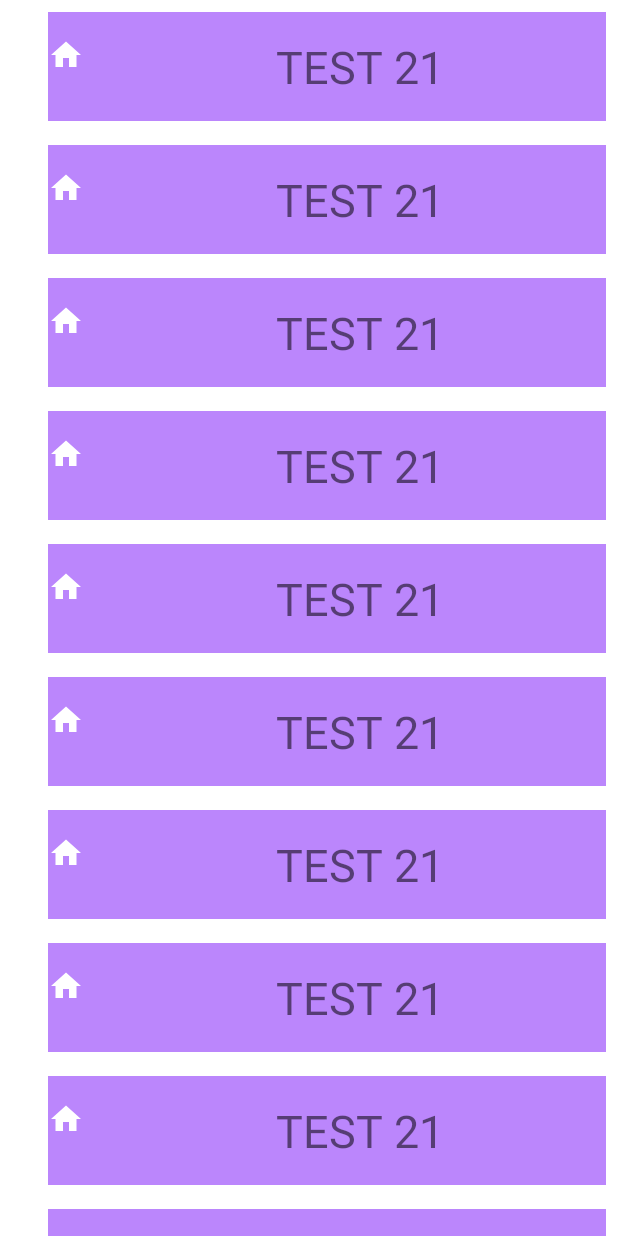
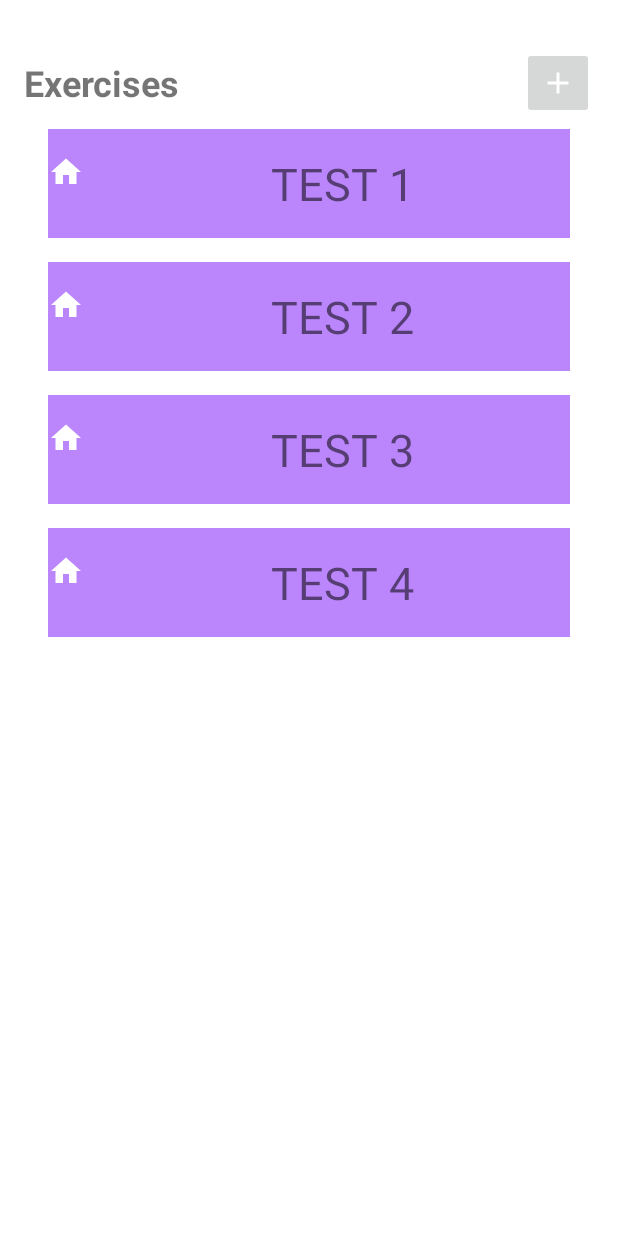
Before and after one commit to khodchenko/FitProject, an Android app: the AddExerciseActivity screen opened directly, with no data from a screen before it, on a phone screen of 412 x 824 dp. Run offline under Robolectric (Android 15) with nearby library versions, the phone set to English and light mode, and no system bars.

```diff
--- a/app/src/main/java/com/example/fitproject/AddExerciseActivity.kt
+++ b/app/src/main/java/com/example/fitproject/AddExerciseActivity.kt
@@ -2,29 +2,36 @@ package com.example.fitproject
 
 import androidx.appcompat.app.AppCompatActivity
 import android.os.Bundle
+import android.widget.ImageButton
+import androidx.fragment.app.DialogFragment
 
 import androidx.recyclerview.widget.LinearLayoutManager
 import androidx.recyclerview.widget.RecyclerView
 import com.example.fitproject.adapters.RecyclerViewAdapter
 
 
-class AddExerciseActivity : AppCompatActivity() {
+class AddExerciseActivity : AppCompatActivity(),NoticeDialogFragment.NoticeDialogListener {
 
     private lateinit var recyclerAdapter: RecyclerViewAdapter
     private lateinit var exercisesList: ArrayList<ExercisesModel>
     private lateinit var recyclerview: RecyclerView
-
+    private lateinit var addNewExerciseButton : ImageButton
 
     override fun onCreate(savedInstanceState: Bundle?) {
         super.onCreate(savedInstanceState)
         setContentView(R.layout.activity_add_new_exercise)
+
+        addNewExerciseButton = findViewById(R.id.ib_addNewExercise)
+        addNewExerciseButton.setOnClickListener {
+            addNewExercise()
+        }
 
         init()
 
     }
 
     private fun init(){
-        exercisesList = ArrayList(ExercisesModel.createEmptyList(20))
+        exercisesList = ArrayList(ExercisesModel.createBaseList(20))
         setupRecyclerView()
     }
 
@@ -35,4 +42,18 @@ class AddExerciseActivity : AppCompatActivity() {
         recyclerview.adapter = recyclerAdapter
         recyclerview.setHasFixedSize(true)
     }
+
+    private fun addNewExercise(){
+        val dialog = NoticeDialogFragment()
+        dialog.show(supportFragmentManager, "NoticeDialogFragment")
+
+    }
+
+    override fun onDialogPositiveClick(dialog: DialogFragment) {
+        TODO("Not yet implemented")
+    }
+
+    override fun onDialogNegativeClick(dialog: DialogFragment) {
+        TODO("Not yet implemented")
+    }
 }
--- a/app/src/main/java/com/example/fitproject/ExercisesModel.kt
+++ b/app/src/main/java/com/example/fitproject/ExercisesModel.kt
@@ -5,11 +5,13 @@ data class ExercisesModel(val exerciseImage: Int, val exerciseName: String) {
         private var lastExerciseId = 0
 
 
-        fun createEmptyList(numExercises: Int): ArrayList<ExercisesModel> {
+        fun createBaseList(numExercises: Int): ArrayList<ExercisesModel> {
             val exercise = ArrayList<ExercisesModel>()
-            for (i in 1..numExercises) {
-                exercise.add(ExercisesModel(R.drawable.ic_home, "TEST ${numExercises + 1}"))
-            }
+            exercise.add(ExercisesModel(R.drawable.ic_home, "TEST 1"))
+            exercise.add(ExercisesModel(R.drawable.ic_home, "TEST 2"))
+            exercise.add(ExercisesModel(R.drawable.ic_home, "TEST 3"))
+            exercise.add(ExercisesModel(R.drawable.ic_home, "TEST 4"))
+
             return exercise
         }
     }
--- a/app/src/main/res/layout/activity_add_new_exercise.xml
+++ b/app/src/main/res/layout/activity_add_new_exercise.xml
@@ -6,15 +6,45 @@
     android:layout_height="match_parent"
     tools:context=".AddExerciseActivity">
 
+    <TextView
+        android:id="@+id/tv_exercises"
+        android:layout_width="wrap_content"
+        android:layout_height="wrap_content"
+        android:layout_marginStart="16dp"
+        android:layout_marginTop="32dp"
+        android:text="@string/exercises"
+        android:textSize="24sp"
+        android:textStyle="bold"
+        app:layout_constraintBottom_toTopOf="@+id/recycler_view"
+        app:layout_constraintStart_toStartOf="parent"
+        app:layout_constraintTop_toTopOf="parent" />
+
     <androidx.recyclerview.widget.RecyclerView
         android:id="@+id/recycler_view"
         android:layout_width="match_parent"
         android:layout_height="match_parent"
+        android:layout_marginTop="78dp"
+        android:layout_marginEnd="24dp"
         app:layout_constraintBottom_toBottomOf="parent"
         app:layout_constraintEnd_toEndOf="parent"
         app:layout_constraintHorizontal_bias="0.5"
         app:layout_constraintStart_toStartOf="parent"
-        tools:listitem="@layout/add_exersice_item"
-        app:layout_constraintTop_toTopOf="parent" />
+        app:layout_constraintTop_toTopOf="parent"
+        tools:listitem="@layout/add_exersice_item" />
+
+    <ImageButton
+        android:id="@+id/ib_addNewExercise"
+        android:layout_width="wrap_content"
+        android:layout_height="wrap_content"
+        android:layout_marginTop="32dp"
+        android:layout_marginEnd="16dp"
+        android:contentDescription="@string/addnewexercises"
+        android:minHeight="48dp"
+        app:layout_constraintBottom_toTopOf="@+id/recycler_view"
+        app:layout_constraintEnd_toEndOf="parent"
+        app:layout_constraintHorizontal_bias="1.0"
+        app:layout_constraintStart_toEndOf="@+id/tv_exercises"
+        app:layout_constraintTop_toTopOf="parent"
+        app:srcCompat="@drawable/ic_add" />
 
 </androidx.constraintlayout.widget.ConstraintLayout>
--- a/app/src/main/res/layout/add_exersice_item.xml
+++ b/app/src/main/res/layout/add_exersice_item.xml
@@ -13,7 +13,6 @@
         android:paddingBottom="16dp"
         android:layout_marginStart="24dp"
         android:background="@color/purple_200"
-        android:layout_marginLeft="24dp"
         app:layout_constraintBottom_toBottomOf="parent"
         app:layout_constraintEnd_toEndOf="parent"
         app:layout_constraintStart_toStartOf="parent"
--- a/app/src/main/res/values/strings.xml
+++ b/app/src/main/res/values/strings.xml
@@ -96,4 +96,9 @@
     </string>
     <string name="dummy_button">Dummy Button</string>
     <string name="dummy_content">DUMMY\nCONTENT</string>
+    <string name="exercises">Exercises</string>
+    <string name="addnewexercises">AddNewExercises</string>
+    <string name="addExerciseName">enter exercise name</string>
+    <string name="addExercise">Add</string>
+    <string name="cancel">Cancel</string>
 </resources>
```
Also changed, not shown: app/src/main/java/com/example/fitproject/NoticeDialogFragment.kt (added, +53 -0 lines), app/src/main/res/layout/dialog_signin.xml (added, +34 -0 lines).
